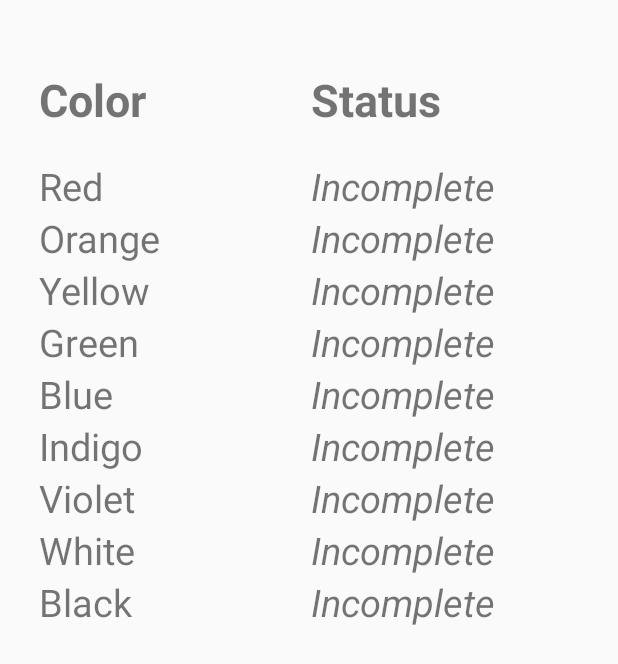
After one commit to ogba101/ColourMaster, an Android app: the layout activity_progress_report_activity.xml on its own in the app's theme, with its tools: preview values and no code run, on a phone screen of 412 x 824 dp. The commit adds this screen. Shown: the top 664 px of the screen. Run offline under Robolectric (Android 15) with nearby library versions, the phone set to English and light mode, and no system bars.

Commit message:
Merge branch 'master' of https://github.com/tobisitu/ColourMaster
# Conflicts:
#	.idea/.name
#	.idea/modules.xml
#	app/src/main/java/project/colormaster/activity_profile_manager.java
#	app/src/main/java/project/colormaster/profileManager.java
#	app/src/main/res/layout/activity_profile_manager.xml

```diff
--- a/app/src/main/AndroidManifest.xml
+++ b/app/src/main/AndroidManifest.xml
@@ -15,11 +15,11 @@
                 <category android:name="android.intent.category.LAUNCHER" />
             </intent-filter>
         </activity>
-
         <activity android:name=".Lesson_Menu_Activity" />
         <activity android:name=".login_activity" />
         <activity android:name=".user_profile_activity" />
         <activity android:name=".activity_profile_manager"></activity>
+        <activity android:name=".progress_report_activity"></activity>
     </application>
 
 </manifest>
--- a/app/src/main/java/project/colormaster/activity_profile_manager.java
+++ b/app/src/main/java/project/colormaster/activity_profile_manager.java
@@ -44,6 +44,12 @@ public class activity_profile_manager extends AppCompatActivity
         startActivity(intent);
     }
 
+    public void btneditp(View v )
+    {
+        Intent intent = new Intent(this,login_activity.class);
+        startActivity(intent);
+    }
+
     @Override
     public void onBackPressed() {
         moveTaskToBack(true);
--- a/app/src/main/java/project/colormaster/profileManager.java
+++ b/app/src/main/java/project/colormaster/progress_report_activity.java
@@ -3,12 +3,11 @@ package project.colormaster;
 import android.support.v7.app.AppCompatActivity;
 import android.os.Bundle;
 
-public class profileManager extends AppCompatActivity {
+public class progress_report_activity extends AppCompatActivity {
 
     @Override
     protected void onCreate(Bundle savedInstanceState) {
         super.onCreate(savedInstanceState);
-        setContentView(R.layout.activity_lesson__menu_);
+        setContentView(R.layout.activity_progress_report_activity);
     }
-
 }
--- a/app/src/main/res/layout/activity_lesson__menu_.xml
+++ b/app/src/main/res/layout/activity_lesson__menu_.xml
@@ -25,7 +25,7 @@
         android:layout_height="wrap_content"
         android:id="@+id/click_colour_instruction"
         android:text="@string/click_colour"
-        android:fontFamily="sans-serif-condensed"
+        android:fontFamily="sans-serif"
         android:textSize="27sp"
         android:layout_below="@id/open_profile"
         android:layout_marginTop="15dp"
--- /dev/null
+++ b/app/src/main/res/layout/activity_progress_report_activity.xml
@@ -0,0 +1,234 @@
+<?xml version="1.0" encoding="utf-8"?>
+<RelativeLayout xmlns:android="http://schemas.android.com/apk/res/android"
+    xmlns:tools="http://schemas.android.com/tools"
+    android:layout_width="match_parent"
+    android:layout_height="match_parent"
+    android:paddingBottom="@dimen/activity_vertical_margin"
+    android:paddingLeft="@dimen/activity_horizontal_margin"
+    android:paddingRight="@dimen/activity_horizontal_margin"
+    android:paddingTop="@dimen/activity_vertical_margin"
+    tools:context="project.colormaster.progress_report_activity">
+
+    <TableLayout
+        android:layout_width="match_parent"
+        android:layout_height="match_parent">
+        <TableRow
+            android:layout_width="fill_parent"
+            android:layout_height="fill_parent">
+
+            <TextView
+                android:text="@string/colour"
+                android:layout_width="wrap_content"
+                android:layout_height="wrap_content"
+                android:layout_column="1"
+                android:textStyle="bold"
+                android:textSize="30sp"
+                android:layout_marginLeft="10dp"
+                android:layout_marginTop="30dp"/>
+            <TextView
+                android:text="@string/status"
+                android:layout_width="wrap_content"
+                android:layout_height="wrap_content"
+                android:layout_column="2"
+                android:textStyle="bold"
+                android:layout_marginLeft="100dp"
+                android:textSize="30sp"
+                android:layout_marginTop="30dp"
+                />
+        </TableRow>
+
+        <TableRow
+            android:layout_width="fill_parent"
+            android:layout_height="fill_parent">
+
+            <TextView
+                android:text="@string/red"
+                android:layout_width="wrap_content"
+                android:layout_height="wrap_content"
+                android:layout_column="1"
+                android:textSize="25sp"
+                android:layout_marginTop="20dp"
+                android:layout_marginLeft="10dp"/>
+            <TextView
+                android:text="@string/statusofprogress"
+                android:layout_width="wrap_content"
+                android:layout_height="wrap_content"
+                android:layout_column="2"
+                android:layout_marginLeft="100dp"
+                android:textSize="25sp"
+                android:layout_marginTop="20dp"
+                android:textStyle="italic"
+                />
+        </TableRow>
+
+        <TableRow
+            android:layout_width="fill_parent"
+            android:layout_height="fill_parent">
+
+            <TextView
+                android:text="@string/orange"
+                android:layout_width="wrap_content"
+                android:layout_height="wrap_content"
+                android:layout_column="1"
+                android:textSize="25sp"
+                android:layout_marginLeft="10dp"/>
+            <TextView
+                android:text="@string/statusofprogress"
+                android:layout_width="wrap_content"
+                android:layout_height="wrap_content"
+                android:layout_column="2"
+                android:layout_marginLeft="100dp"
+                android:textSize="25sp"
+                android:textStyle="italic"/>
+        </TableRow>
+
+        <TableRow
+            android:layout_width="fill_parent"
+            android:layout_height="fill_parent">
+
+            <TextView
+                android:text="@string/yellow"
+                android:layout_width="wrap_content"
+                android:layout_height="wrap_content"
+                android:layout_column="1"
+                android:textSize="25sp"
+                android:layout_marginLeft="10dp"/>
+            <TextView
+                android:text="@string/statusofprogress"
+                android:layout_width="wrap_content"
+                android:layout_height="wrap_content"
+                android:layout_column="2"
+                android:layout_marginLeft="100dp"
+                android:textSize="25sp"
+                android:textStyle="italic"/>
+        </TableRow>
+
+        <TableRow
+            android:layout_width="fill_parent"
+            android:layout_height="fill_parent">
+
+            <TextView
+                android:text="@string/green"
+                android:layout_width="wrap_content"
+                android:layout_height="wrap_content"
+                android:layout_column="1"
+                android:textSize="25sp"
+                android:layout_marginLeft="10dp"/>
+            <TextView
+                android:text="@string/statusofprogress"
+                android:layout_width="wrap_content"
+                android:layout_height="wrap_content"
+                android:layout_column="2"
+                android:layout_marginLeft="100dp"
+                android:textSize="25sp"
+                android:textStyle="italic"/>
+        </TableRow>
+
+        <TableRow
+            android:layout_width="fill_parent"
+            android:layout_height="fill_parent">
+
+            <TextView
+                android:text="@string/blue"
+                android:layout_width="wrap_content"
+                android:layout_height="wrap_content"
+                android:layout_column="1"
+                android:textSize="25sp"
+                android:layout_marginLeft="10dp"/>
+            <TextView
+                android:text="@string/statusofprogress"
+                android:layout_width="wrap_content"
+                android:layout_height="wrap_content"
+                android:layout_column="2"
+                android:layout_marginLeft="100dp"
+                android:textSize="25sp"
+                android:textStyle="italic"/>
+        </TableRow>
+
+        <TableRow
+            android:layout_width="fill_parent"
+            android:layout_height="fill_parent">
+
+            <TextView
+                android:text="@string/indigo"
+                android:layout_width="wrap_content"
+                android:layout_height="wrap_content"
+                android:layout_column="1"
+                android:textSize="25sp"
+                android:layout_marginLeft="10dp"/>
+            <TextView
+                android:text="@string/statusofprogress"
+                android:layout_width="wrap_content"
+                android:layout_height="wrap_content"
+                android:layout_column="2"
+                android:layout_marginLeft="100dp"
+                android:textSize="25sp"
+                android:textStyle="italic"/>
+        </TableRow>
+
+        <TableRow
+            android:layout_width="fill_parent"
+            android:layout_height="fill_parent">
+
+            <TextView
+                android:text="@string/violet"
+                android:layout_width="wrap_content"
+                android:layout_height="wrap_content"
+                android:layout_column="1"
+                android:textSize="25sp"
+                android:layout_marginLeft="10dp"/>
+            <TextView
+                android:text="@string/statusofprogress"
+                android:layout_width="wrap_content"
+                android:layout_height="wrap_content"
+                android:layout_column="2"
+                android:layout_marginLeft="100dp"
+                android:textSize="25sp"
+                android:textStyle="italic"/>
+        </TableRow>
+
+        <TableRow
+            android:layout_width="fill_parent"
+            android:layout_height="fill_parent">
+
+            <TextView
+                android:text="@string/white"
+                android:layout_width="wrap_content"
+                android:layout_height="wrap_content"
+                android:layout_column="1"
+                android:textSize="25sp"
+                android:layout_marginLeft="10dp"/>
+            <TextView
+                android:text="@string/statusofprogress"
+                android:layout_width="wrap_content"
+                android:layout_height="wrap_content"
+                android:layout_column="2"
+                android:layout_marginLeft="100dp"
+                android:textSize="25sp"
+                android:textStyle="italic"/>
+        </TableRow>
+
+        <TableRow
+            android:layout_width="fill_parent"
+            android:layout_height="fill_parent">
+
+            <TextView
+                android:text="@string/black"
+                android:layout_width="wrap_content"
+                android:layout_height="wrap_content"
+                android:layout_column="1"
+                android:textSize="25sp"
+                android:layout_marginLeft="10dp"/>
+            <TextView
+                android:text="@string/statusofprogress"
+                android:layout_width="wrap_content"
+                android:layout_height="wrap_content"
+                android:layout_column="2"
+                android:layout_marginLeft="100dp"
+                android:textSize="25sp"
+                android:textStyle="italic"/>
+        </TableRow>
+
+         </TableLayout>
+
+</RelativeLayout>
--- a/app/src/main/res/layout/activity_user_profile_activity.xml
+++ b/app/src/main/res/layout/activity_user_profile_activity.xml
@@ -20,37 +20,51 @@
 
             <Button
                 android:layout_width="250dp"
-        android:layout_height="70dp"
+                android:layout_height="60dp"
                 android:text="@string/ready"
                 android:id="@+id/btn_ready"
                 android:layout_centerHorizontal="true"
                 android:layout_below="@id/current_profile"
-        android:layout_marginTop="60dp"
-        android:textSize="25sp"
+                android:layout_marginTop="40dp"
+                android:textSize="15sp"
                 android:padding="20dp"
                 android:onClick="btnready" />
 
             <Button
                 android:layout_width="250dp"
-        android:layout_height="70dp"
+                android:layout_height="60dp"
                 android:text="@string/progress"
                 android:id="@+id/btn_progress"
                 android:layout_centerHorizontal="true"
                 android:layout_below="@id/btn_ready"
-        android:layout_marginTop="20dp"
-        android:textSize="25sp"
+                android:layout_marginTop="15dp"
+                android:textSize="15sp"
                 android:padding="20dp"
                 />
 
             <Button
                 android:layout_width="250dp"
-        android:layout_height="70dp"
+                android:layout_height="60dp"
                 android:text="@string/edit_profile"
                 android:id="@+id/btn_edit_profile"
                 android:layout_centerHorizontal="true"
                 android:layout_below="@id/btn_progress"
-        android:layout_marginTop="20dp"
-        android:textSize="25sp"
+                android:layout_marginTop="15dp"
+                android:textSize="15sp"
+                android:padding="20dp"
+                android:onClick="btneditp"
+                />
+
+
+            <Button
+            android:layout_width="250dp"
+            android:layout_height="60dp"
+            android:text="@string/delete"
+            android:id="@+id/btn_delete_profile"
+            android:layout_centerHorizontal="true"
+            android:layout_below="@id/btn_edit_profile"
+            android:layout_marginTop="15dp"
+            android:textSize="15sp"
             android:padding="20dp"
             />
 
--- a/app/src/main/res/layout/login_colormaster.xml
+++ b/app/src/main/res/layout/login_colormaster.xml
@@ -62,7 +62,7 @@
                 android:layout_height="wrap_content"
                 android:background="@color/colorPrimaryDark"
                 android:layout_marginLeft="100dp"
-                android:layout_marginTop="10dip"
+                android:layout_marginTop="30dip"
                 android:text="ADD"
                 android:onClick="btncreatep"
                 />
--- a/app/src/main/res/values/strings.xml
+++ b/app/src/main/res/values/strings.xml
@@ -15,4 +15,18 @@
     <string name="ready">I am ready! </string>
     <string name="progress">View progress </string>
     <string name="edit_profile">Edit profile </string>
+    <string name="delete">Delete profile </string>
+    <string name="colour"> Color </string>
+    <string name="status">Status </string>
+    <string name="red">Red </string>
+    <string name="orange">Orange </string>
+    <string name="yellow">Yellow </string>
+    <string name="green">Green </string>
+    <string name="blue">Blue </string>
+    <string name="indigo">Indigo </string>
+    <string name="violet">Violet </string>
+    <string name="white">White </string>
+    <string name="black">Black </string>
+    <string name="statusofprogress">Incomplete </string>
+
 </resources>
```
Lines whose indentation alone changed are shown as unchanged.
